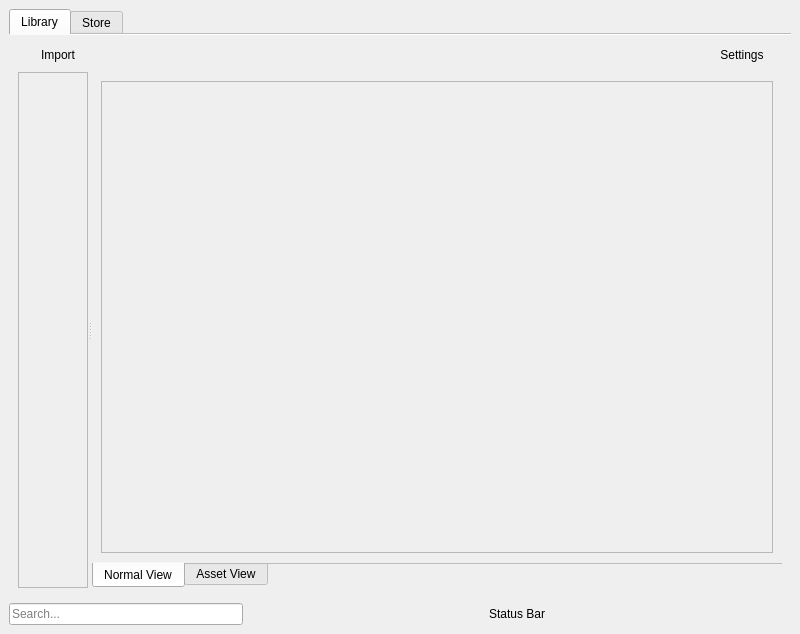
This is src/qt/mainwindow.ui in danatation/dossier as Qt 5 draws it before an edit. The edited form follows.
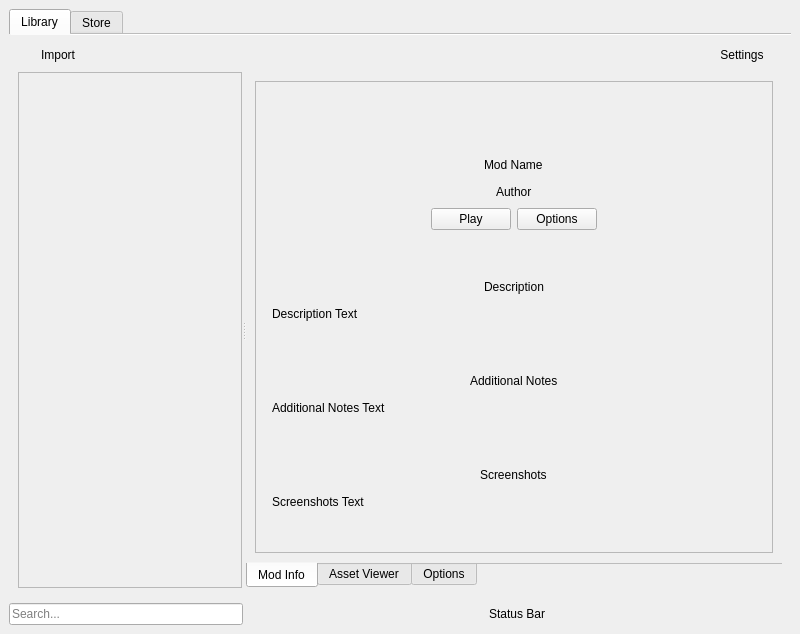
This is the edited form.

```diff
--- a/src/qt/mainwindow.ui
+++ b/src/qt/mainwindow.ui
@@ -49,6 +49,12 @@
       <property name="currentIndex">
        <number>0</number>
       </property>
+      <property name="elideMode">
+       <enum>Qt::ElideNone</enum>
+      </property>
+      <property name="usesScrollButtons">
+       <bool>true</bool>
+      </property>
       <property name="documentMode">
        <bool>true</bool>
       </property>
@@ -95,11 +101,35 @@
            <enum>Qt::Orientation::Horizontal</enum>
           </property>
           <widget class="QScrollArea" name="libraryModScrollArea">
+           <property name="sizePolicy">
+            <sizepolicy hsizetype="MinimumExpanding" vsizetype="Expanding">
+             <horstretch>0</horstretch>
+             <verstretch>0</verstretch>
+            </sizepolicy>
+           </property>
+           <property name="minimumSize">
+            <size>
+             <width>224</width>
+             <height>0</height>
+            </size>
+           </property>
+           <property name="sizeIncrement">
+            <size>
+             <width>0</width>
+             <height>0</height>
+            </size>
+           </property>
+           <property name="baseSize">
+            <size>
+             <width>0</width>
+             <height>0</height>
+            </size>
+           </property>
            <property name="horizontalScrollBarPolicy">
-            <enum>Qt::ScrollBarPolicy::ScrollBarAlwaysOff</enum>
+            <enum>Qt::ScrollBarAsNeeded</enum>
            </property>
            <property name="sizeAdjustPolicy">
-            <enum>QAbstractScrollArea::SizeAdjustPolicy::AdjustToContents</enum>
+            <enum>QAbstractScrollArea::AdjustIgnored</enum>
            </property>
            <property name="widgetResizable">
             <bool>true</bool>
@@ -109,7 +139,7 @@
              <rect>
               <x>0</x>
               <y>0</y>
-              <width>56</width>
+              <width>222</width>
               <height>519</height>
              </rect>
             </property>
@@ -121,6 +151,12 @@
            </widget>
           </widget>
           <widget class="QTabWidget" name="libraryViewTabWidget">
+           <property name="sizePolicy">
+            <sizepolicy hsizetype="Expanding" vsizetype="Expanding">
+             <horstretch>0</horstretch>
+             <verstretch>0</verstretch>
+            </sizepolicy>
+           </property>
            <property name="tabPosition">
             <enum>QTabWidget::TabPosition::South</enum>
            </property>
@@ -130,26 +166,394 @@
            <property name="documentMode">
             <bool>true</bool>
            </property>
-           <widget class="QWidget" name="libraryNormalViewTab">
+           <widget class="QWidget" name="libraryModInfoTab">
+            <property name="layoutDirection">
+             <enum>Qt::LeftToRight</enum>
+            </property>
+            <property name="autoFillBackground">
+             <bool>false</bool>
+            </property>
             <attribute name="title">
-             <string>Normal View</string>
+             <string>Mod Info</string>
             </attribute>
             <layout class="QGridLayout" name="gridLayout_6">
+             <property name="sizeConstraint">
+              <enum>QLayout::SetDefaultConstraint</enum>
+             </property>
              <item row="0" column="0">
-              <widget class="QScrollArea" name="libraryNormalViewScrollArea">
+              <widget class="QScrollArea" name="libraryModInfoScrollArea">
+               <property name="sizePolicy">
+                <sizepolicy hsizetype="MinimumExpanding" vsizetype="Expanding">
+                 <horstretch>0</horstretch>
+                 <verstretch>0</verstretch>
+                </sizepolicy>
+               </property>
+               <property name="horizontalScrollBarPolicy">
+                <enum>Qt::ScrollBarAlwaysOff</enum>
+               </property>
+               <property name="sizeAdjustPolicy">
+                <enum>QAbstractScrollArea::AdjustIgnored</enum>
+               </property>
                <property name="widgetResizable">
                 <bool>true</bool>
                </property>
-               <widget class="QWidget" name="libraryNormalViewScrollAreaWidgetContents">
+               <property name="alignment">
+                <set>Qt::AlignJustify|Qt::AlignVCenter</set>
+               </property>
+               <widget class="QWidget" name="libraryModInfoScrollAreaWidgetContents">
                 <property name="geometry">
                  <rect>
                   <x>0</x>
                   <y>0</y>
-                  <width>709</width>
+                  <width>543</width>
                   <height>478</height>
                  </rect>
                 </property>
-                <layout class="QGridLayout" name="gridLayout_9"/>
+                <layout class="QGridLayout" name="gridLayout_9">
+                 <property name="leftMargin">
+                  <number>16</number>
+                 </property>
+                 <property name="topMargin">
+                  <number>32</number>
+                 </property>
+                 <property name="rightMargin">
+                  <number>16</number>
+                 </property>
+                 <property name="bottomMargin">
+                  <number>0</number>
+                 </property>
+                 <item row="2" column="0">
+                  <spacer name="horizontalSpacer_7">
+                   <property name="orientation">
+                    <enum>Qt::Horizontal</enum>
+                   </property>
+                   <property name="sizeHint" stdset="0">
+                    <size>
+                     <width>40</width>
+                     <height>20</height>
+                    </size>
+                   </property>
+                  </spacer>
+                 </item>
+                 <item row="11" column="1" colspan="2" alignment="Qt::AlignHCenter">
+                  <widget class="QLabel" name="libraryModInfoScreenshots">
+                   <property name="frameShadow">
+                    <enum>QFrame::Plain</enum>
+                   </property>
+                   <property name="lineWidth">
+                    <number>1</number>
+                   </property>
+                   <property name="text">
+                    <string>Screenshots</string>
+                   </property>
+                   <property name="textFormat">
+                    <enum>Qt::AutoText</enum>
+                   </property>
+                   <property name="scaledContents">
+                    <bool>false</bool>
+                   </property>
+                  </widget>
+                 </item>
+                 <item row="4" column="0" colspan="4">
+                  <spacer name="verticalSpacer2">
+                   <property name="orientation">
+                    <enum>Qt::Vertical</enum>
+                   </property>
+                   <property name="sizeType">
+                    <enum>QSizePolicy::Maximum</enum>
+                   </property>
+                   <property name="sizeHint" stdset="0">
+                    <size>
+                     <width>20</width>
+                     <height>40</height>
+                    </size>
+                   </property>
+                  </spacer>
+                 </item>
+                 <item row="1" column="3">
+                  <spacer name="horizontalSpacer_6">
+                   <property name="orientation">
+                    <enum>Qt::Horizontal</enum>
+                   </property>
+                   <property name="sizeHint" stdset="0">
+                    <size>
+                     <width>40</width>
+                     <height>20</height>
+                    </size>
+                   </property>
+                  </spacer>
+                 </item>
+                 <item row="3" column="2" alignment="Qt::AlignLeft">
+                  <widget class="QPushButton" name="libraryModInfoOptions">
+                   <property name="text">
+                    <string>Options</string>
+                   </property>
+                   <property name="flat">
+                    <bool>false</bool>
+                   </property>
+                  </widget>
+                 </item>
+                 <item row="5" column="1" colspan="2" alignment="Qt::AlignHCenter">
+                  <widget class="QLabel" name="libraryModInfoDescription">
+                   <property name="text">
+                    <string>Description</string>
+                   </property>
+                  </widget>
+                 </item>
+                 <item row="8" column="3">
+                  <spacer name="horizontalSpacer_12">
+                   <property name="orientation">
+                    <enum>Qt::Horizontal</enum>
+                   </property>
+                   <property name="sizeHint" stdset="0">
+                    <size>
+                     <width>40</width>
+                     <height>20</height>
+                    </size>
+                   </property>
+                  </spacer>
+                 </item>
+                 <item row="13" column="0">
+                  <spacer name="verticalSpacer5">
+                   <property name="orientation">
+                    <enum>Qt::Vertical</enum>
+                   </property>
+                   <property name="sizeType">
+                    <enum>QSizePolicy::Maximum</enum>
+                   </property>
+                   <property name="sizeHint" stdset="0">
+                    <size>
+                     <width>20</width>
+                     <height>40</height>
+                    </size>
+                   </property>
+                  </spacer>
+                 </item>
+                 <item row="12" column="0">
+                  <widget class="QLabel" name="libraryModInfoScreenshotsContents">
+                   <property name="frameShadow">
+                    <enum>QFrame::Plain</enum>
+                   </property>
+                   <property name="lineWidth">
+                    <number>1</number>
+                   </property>
+                   <property name="text">
+                    <string>Screenshots Text</string>
+                   </property>
+                   <property name="textFormat">
+                    <enum>Qt::AutoText</enum>
+                   </property>
+                   <property name="scaledContents">
+                    <bool>false</bool>
+                   </property>
+                  </widget>
+                 </item>
+                 <item row="1" column="0">
+                  <spacer name="horizontalSpacer_5">
+                   <property name="orientation">
+                    <enum>Qt::Horizontal</enum>
+                   </property>
+                   <property name="sizeHint" stdset="0">
+                    <size>
+                     <width>40</width>
+                     <height>20</height>
+                    </size>
+                   </property>
+                  </spacer>
+                 </item>
+                 <item row="1" column="1" colspan="2" alignment="Qt::AlignHCenter">
+                  <widget class="QLabel" name="libraryModInfoName">
+                   <property name="text">
+                    <string>Mod Name</string>
+                   </property>
+                  </widget>
+                 </item>
+                 <item row="5" column="0">
+                  <spacer name="horizontalSpacer_9">
+                   <property name="orientation">
+                    <enum>Qt::Horizontal</enum>
+                   </property>
+                   <property name="sizeHint" stdset="0">
+                    <size>
+                     <width>40</width>
+                     <height>20</height>
+                    </size>
+                   </property>
+                  </spacer>
+                 </item>
+                 <item row="7" column="0">
+                  <spacer name="verticalSpacer3">
+                   <property name="orientation">
+                    <enum>Qt::Vertical</enum>
+                   </property>
+                   <property name="sizeType">
+                    <enum>QSizePolicy::Maximum</enum>
+                   </property>
+                   <property name="sizeHint" stdset="0">
+                    <size>
+                     <width>20</width>
+                     <height>40</height>
+                    </size>
+                   </property>
+                  </spacer>
+                 </item>
+                 <item row="0" column="0" colspan="4">
+                  <spacer name="verticalSpacer1">
+                   <property name="orientation">
+                    <enum>Qt::Vertical</enum>
+                   </property>
+                   <property name="sizeType">
+                    <enum>QSizePolicy::Maximum</enum>
+                   </property>
+                   <property name="sizeHint" stdset="0">
+                    <size>
+                     <width>20</width>
+                     <height>40</height>
+                    </size>
+                   </property>
+                  </spacer>
+                 </item>
+                 <item row="8" column="0">
+                  <spacer name="horizontalSpacer_11">
+                   <property name="orientation">
+                    <enum>Qt::Horizontal</enum>
+                   </property>
+                   <property name="sizeHint" stdset="0">
+                    <size>
+                     <width>40</width>
+                     <height>20</height>
+                    </size>
+                   </property>
+                  </spacer>
+                 </item>
+                 <item row="11" column="0">
+                  <spacer name="horizontalSpacer_14">
+                   <property name="orientation">
+                    <enum>Qt::Horizontal</enum>
+                   </property>
+                   <property name="sizeHint" stdset="0">
+                    <size>
+                     <width>40</width>
+                     <height>20</height>
+                    </size>
+                   </property>
+                  </spacer>
+                 </item>
+                 <item row="10" column="0">
+                  <spacer name="verticalSpacer4">
+                   <property name="orientation">
+                    <enum>Qt::Vertical</enum>
+                   </property>
+                   <property name="sizeType">
+                    <enum>QSizePolicy::Maximum</enum>
+                   </property>
+                   <property name="sizeHint" stdset="0">
+                    <size>
+                     <width>20</width>
+                     <height>40</height>
+                    </size>
+                   </property>
+                  </spacer>
+                 </item>
+                 <item row="6" column="0" colspan="2">
+                  <widget class="QLabel" name="libraryModInfoDescriptionContents">
+                   <property name="text">
+                    <string>Description Text</string>
+                   </property>
+                  </widget>
+                 </item>
+                 <item row="5" column="3">
+                  <spacer name="horizontalSpacer_10">
+                   <property name="orientation">
+                    <enum>Qt::Horizontal</enum>
+                   </property>
+                   <property name="sizeHint" stdset="0">
+                    <size>
+                     <width>40</width>
+                     <height>20</height>
+                    </size>
+                   </property>
+                  </spacer>
+                 </item>
+                 <item row="11" column="3">
+                  <spacer name="horizontalSpacer_13">
+                   <property name="orientation">
+                    <enum>Qt::Horizontal</enum>
+                   </property>
+                   <property name="sizeHint" stdset="0">
+                    <size>
+                     <width>40</width>
+                     <height>20</height>
+                    </size>
+                   </property>
+                  </spacer>
+                 </item>
+                 <item row="9" column="0">
+                  <widget class="QLabel" name="libraryModInfoAdditionalNotesContents">
+                   <property name="frameShadow">
+                    <enum>QFrame::Plain</enum>
+                   </property>
+                   <property name="lineWidth">
+                    <number>1</number>
+                   </property>
+                   <property name="text">
+                    <string>Additional Notes Text</string>
+                   </property>
+                   <property name="textFormat">
+                    <enum>Qt::AutoText</enum>
+                   </property>
+                   <property name="scaledContents">
+                    <bool>false</bool>
+                   </property>
+                  </widget>
+                 </item>
+                 <item row="2" column="3">
+                  <spacer name="horizontalSpacer_8">
+                   <property name="orientation">
+                    <enum>Qt::Horizontal</enum>
+                   </property>
+                   <property name="sizeHint" stdset="0">
+                    <size>
+                     <width>40</width>
+                     <height>20</height>
+                    </size>
+                   </property>
+                  </spacer>
+                 </item>
+                 <item row="8" column="1" colspan="2" alignment="Qt::AlignHCenter">
+                  <widget class="QLabel" name="libraryModInfoAdditionalNotes">
+                   <property name="frameShadow">
+                    <enum>QFrame::Plain</enum>
+                   </property>
+                   <property name="lineWidth">
+                    <number>1</number>
+                   </property>
+                   <property name="text">
+                    <string>Additional Notes</string>
+                   </property>
+                   <property name="textFormat">
+                    <enum>Qt::AutoText</enum>
+                   </property>
+                   <property name="scaledContents">
+                    <bool>false</bool>
+                   </property>
+                  </widget>
+                 </item>
+                 <item row="3" column="1" alignment="Qt::AlignRight">
+                  <widget class="QPushButton" name="libraryModInfoPlay">
+                   <property name="text">
+                    <string>Play</string>
+                   </property>
+                  </widget>
+                 </item>
+                 <item row="2" column="1" colspan="2" alignment="Qt::AlignHCenter">
+                  <widget class="QLabel" name="libraryModInfoAuthor">
+                   <property name="text">
+                    <string>Author</string>
+                   </property>
+                  </widget>
+                 </item>
+                </layout>
                </widget>
               </widget>
              </item>
@@ -157,7 +561,7 @@
            </widget>
            <widget class="QWidget" name="libraryAssetViewTab">
             <attribute name="title">
-             <string>Asset View</string>
+             <string>Asset Viewer</string>
             </attribute>
             <layout class="QGridLayout" name="gridLayout">
              <item row="0" column="0">
@@ -174,7 +578,40 @@
                   <height>478</height>
                  </rect>
                 </property>
-                <layout class="QGridLayout" name="gridLayout_8"/>
+                <layout class="QGridLayout" name="gridLayout_8">
+                 <item row="0" column="0" alignment="Qt::AlignHCenter">
+                  <widget class="QLabel" name="label">
+                   <property name="text">
+                    <string>TODO !!!</string>
+                   </property>
+                  </widget>
+                 </item>
+                </layout>
+               </widget>
+              </widget>
+             </item>
+            </layout>
+           </widget>
+           <widget class="QWidget" name="libraryOptionsTab">
+            <attribute name="title">
+             <string>Options</string>
+            </attribute>
+            <layout class="QGridLayout" name="gridLayout_10">
+             <item row="0" column="0">
+              <widget class="QScrollArea" name="libraryOptionsScrollArea">
+               <property name="widgetResizable">
+                <bool>true</bool>
+               </property>
+               <widget class="QWidget" name="libraryOptionsScrollAreaWidgetContents">
+                <property name="geometry">
+                 <rect>
+                  <x>0</x>
+                  <y>0</y>
+                  <width>543</width>
+                  <height>478</height>
+                 </rect>
+                </property>
+                <layout class="QGridLayout" name="gridLayout_13"/>
                </widget>
               </widget>
              </item>
```
Left out of the diff: 88 changed lines with no effect on the pictures.
